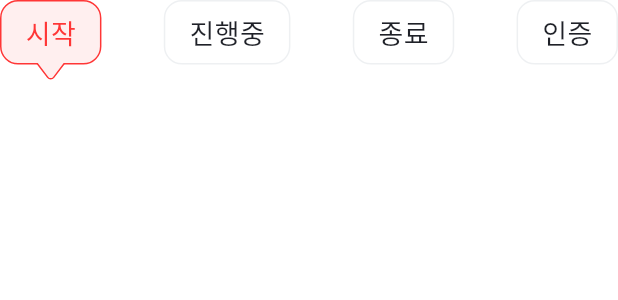
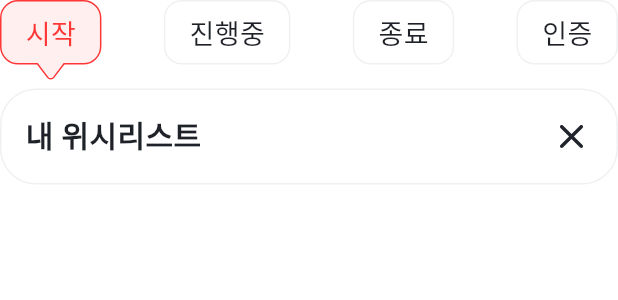
Before and after one commit to BSSM-NOBRAND/moya_frontend, a Flutter app: the MyBirthFund widget shown alone on an empty page, opened directly, on a phone screen of 412 x 824 dp. Shown: the top 300 px of the screen. Run offline on Flutter 3.47's test engine with Material 3 defaults, Android fonts, the phone set to English and light mode, and no system bars; our stand-ins replace carousel_slider, flutter_svg, skeletonizer; network calls fail; Roboto replaces fonts that are missing (WantedSans).

Commit message:
feat: 펀드 삭제 확인 바텀 시트 퍼블리싱

```diff
--- a/lib/presentation/common/primary_button.dart
+++ b/lib/presentation/common/primary_button.dart
@@ -33,7 +33,7 @@ class PrimaryButton extends StatelessWidget {
       width: double.infinity,
       height: _heightMap[size],
       child: ElevatedButton(
-        onPressed: onPressed,
+        onPressed: disabled ? null : onPressed,
         style: ButtonStyle(
           backgroundColor: WidgetStatePropertyAll(
             disabled ? Palette.gray500 : Palette.brandPrimary,
--- a/lib/presentation/home/widget/my_birth_fund.dart
+++ b/lib/presentation/home/widget/my_birth_fund.dart
@@ -1,14 +1,18 @@
 import 'package:flutter/material.dart';
+import 'package:flutter_svg/svg.dart';
+import 'package:moya/config/palette.dart';
+import 'package:moya/config/typo_text_style.dart';
 import 'package:moya/presentation/home/widget/fund_progress_indicator.dart';
+import 'package:moya/presentation/home/widget/remove_confirm_bottom_sheet.dart';
 
 class MyBirthFund extends StatelessWidget {
   const MyBirthFund({super.key});
 
   @override
   Widget build(BuildContext context) {
-    return const Column(
+    return Column(
       children: [
-        Row(
+        const Row(
           mainAxisAlignment: MainAxisAlignment.spaceBetween,
           children: [
             FundProgressIndicator(
@@ -19,6 +23,61 @@ class MyBirthFund extends StatelessWidget {
             FundProgressIndicator(text: '종료'),
             FundProgressIndicator(text: '인증'),
           ],
+        ),
+        const SizedBox(height: 16),
+        Container(
+          padding: const EdgeInsets.all(16),
+          decoration: BoxDecoration(
+            color: Palette.white,
+            borderRadius: BorderRadius.circular(24),
+            border: Border.all(
+              width: 1,
+              color: Palette.gray200,
+            ),
+          ),
+          child: Column(
+            children: [
+              Row(
+                children: [
+                  Text(
+                    '내 위시리스트',
+                    style: TypoTextStyle.h4(color: Palette.black),
+                  ),
+                  const Spacer(),
+                  Stack(
+                    children: [
+                      SvgPicture.asset('assets/images/close.svg'),
+                      Material(
+                        color: Colors.transparent,
+                        child: InkWell(
+                          borderRadius: BorderRadius.circular(14),
+                          splashColor: Palette.gray300.withOpacity(0.3),
+                          highlightColor: Colors.transparent,
+                          child: Container(
+                            width: 28,
+                            height: 28,
+                            decoration: const BoxDecoration(
+                              shape: BoxShape.circle,
+                            ),
+                          ),
+                          onTap: () {
+                            showModalBottomSheet(
+                              context: context,
+                              backgroundColor: Colors.transparent,
+                              isScrollControlled: true,
+                              builder: (context) {
+                                return const RemoveConfirmBottomSheet();
+                              },
+                            );
+                          },
+                        ),
+                      ),
+                    ],
+                  )
+                ],
+              )
+            ],
+          ),
         )
       ],
     );
```
Also changed, not shown: lib/presentation/home/widget/remove_confirm_bottom_sheet.dart (added, +52 -0 lines), lib/presentation/home/widget/remove_confirm_bottom_sheet_header.dart (added, +44 -0 lines), lib/presentation/my_wishlist_detail/my_wishlist_detail_screen.dart (+14 -9 lines), lib/presentation/provider/fund_state_provider.dart (+7 -0 lines).
